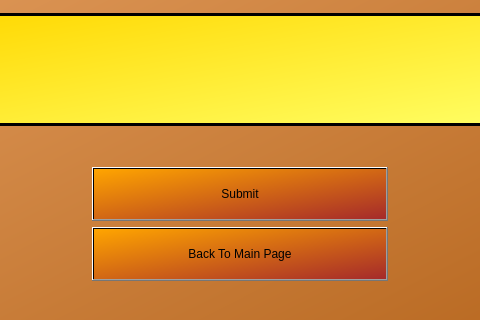
Qt form gui/resource_ui_files/player1_name_choose.ui (Whisky92/Network-Chess-With-AI) before a commit; both pictures show x 192 to 672 and y 118 to 438 of the 864 by 438 pixel window.
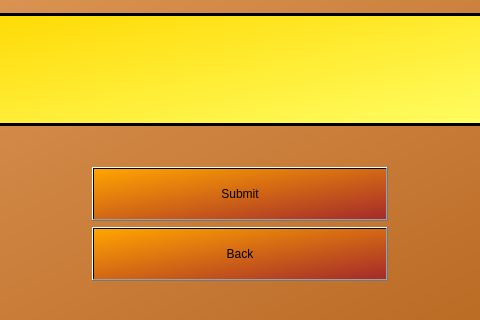
The same form after that commit. Icons and pictures are not drawn.

What changed in the file:
```diff
--- a/gui/resource_ui_files/player1_name_choose.ui
+++ b/gui/resource_ui_files/player1_name_choose.ui
@@ -74,7 +74,7 @@
         <string notr="true">background-color: qlineargradient(x1: 0, y1: 0, x2: 1, y2: 1, stop: 0 orange, stop: 1 brown);</string>
        </property>
        <property name="text">
-        <string>Back To Main Page</string>
+        <string>Back</string>
        </property>
       </widget>
      </item>
```
